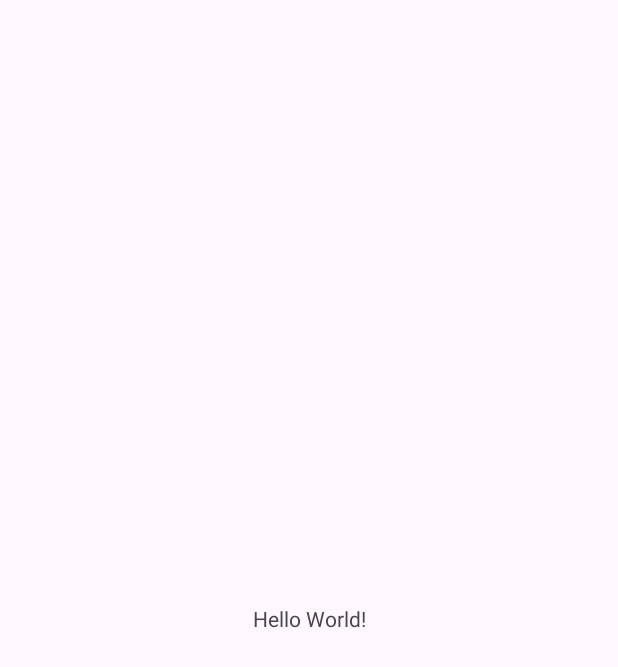
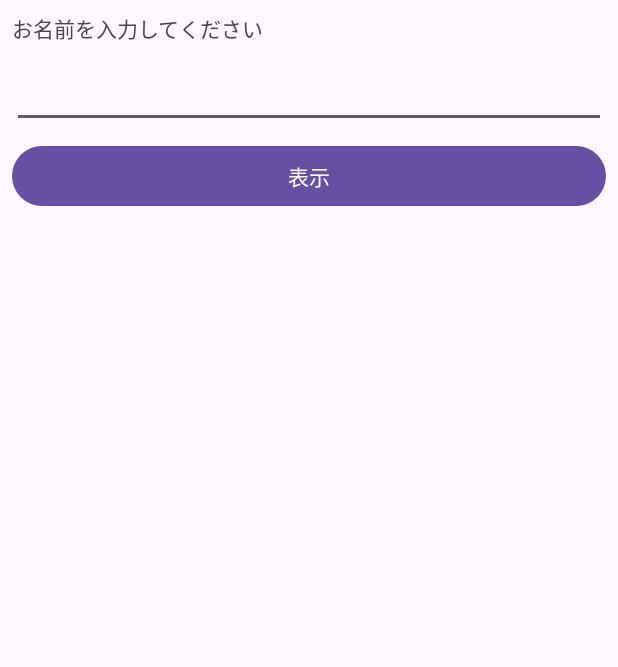
Before and after one commit to itc-s22030/Android1, an Android app: the screen it shows after launch (MainActivity), on a phone screen of 412 x 824 dp. Before the commit the part shown is almost empty. Shown: the top 667 px of the screen. Run offline under Robolectric (Android 15) with nearby library versions, the phone set to English and light mode, and no system bars.

Commit message:
4.1終わり

```diff
--- a/HelloSample/app/src/main/res/layout/activity_main.xml
+++ b/HelloSample/app/src/main/res/layout/activity_main.xml
@@ -1,18 +1,41 @@
 <?xml version="1.0" encoding="utf-8"?>
-<androidx.constraintlayout.widget.ConstraintLayout xmlns:android="http://schemas.android.com/apk/res/android"
+<LinearLayout xmlns:android="http://schemas.android.com/apk/res/android"
     xmlns:app="http://schemas.android.com/apk/res-auto"
     xmlns:tools="http://schemas.android.com/tools"
     android:layout_width="match_parent"
     android:layout_height="match_parent"
+    android:orientation="vertical"
+    android:padding="8dp"
     tools:context=".MainActivity">
 
     <TextView
         android:layout_width="wrap_content"
         android:layout_height="wrap_content"
-        android:text="Hello World!"
-        app:layout_constraintBottom_toBottomOf="parent"
-        app:layout_constraintEnd_toEndOf="parent"
-        app:layout_constraintStart_toStartOf="parent"
-        app:layout_constraintTop_toTopOf="parent" />
+        android:labelFor="@id/etName"
+        android:text="@string/tv_name" />
 
-</androidx.constraintlayout.widget.ConstraintLayout>
+    <EditText
+        android:id="@+id/etName"
+        android:layout_width="match_parent"
+        android:layout_height="wrap_content"
+        android:layout_marginTop="8dp"
+        android:autofillHints="personName"
+        android:inputType="text|textPersonName"
+        android:minHeight="48dp" />
+
+    <Button
+        android:id="@+id/btClick"
+        android:layout_width="match_parent"
+        android:layout_height="wrap_content"
+        android:layout_marginTop="8dp"
+        android:text="@string/bt_click" />
+
+    <TextView
+        android:id="@+id/tvOutput"
+        android:layout_width="match_parent"
+        android:layout_height="wrap_content"
+        android:layout_marginTop="24dp"
+        android:textSize="24dp"
+        tools:text="しんぞうさん、こんにちは！" />
+
+</LinearLayout>
--- a/HelloSample/app/src/main/res/values/strings.xml
+++ b/HelloSample/app/src/main/res/values/strings.xml
@@ -1,3 +1,5 @@
 <resources>
-    <string name="app_name">HelloSample</string>
+    <string name="app_name">イベントとリスなサンプル</string>
+    <string name="tv_name">お名前を入力してください</string>
+    <string name="bt_click">表示</string>
 </resources>
```
